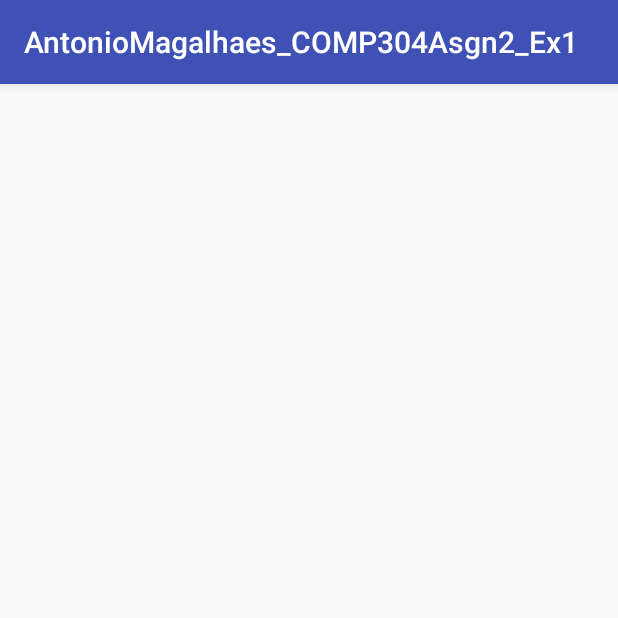
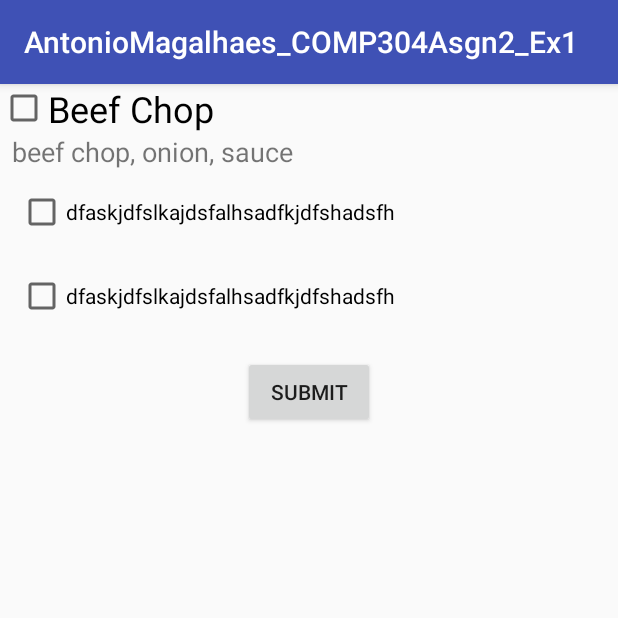
Before and after one commit to danielmagalhaesit/Comp304Lab2, an Android app: the FoodMenuActivity screen opened directly, with no data from a screen before it, on a phone screen of 412 x 824 dp, the top half of it. Run offline under Robolectric (Android 15) with nearby library versions, the phone set to English and light mode, and no system bars.

Commit message:
menu item created

```diff
--- a/app/src/main/res/layout/activity_food_menu.xml
+++ b/app/src/main/res/layout/activity_food_menu.xml
@@ -1,11 +1,57 @@
 <?xml version="1.0" encoding="utf-8"?>
-<FrameLayout xmlns:android="http://schemas.android.com/apk/res/android"
-    xmlns:app="http://schemas.android.com/apk/res-auto"
+<LinearLayout xmlns:android="http://schemas.android.com/apk/res/android"
+    android:orientation="vertical"
     xmlns:tools="http://schemas.android.com/tools"
     android:layout_width="match_parent"
     android:layout_height="match_parent"
     tools:context="com.example.a300883536.antoniomagalhaes_comp304asgn2_ex1.FoodMenuActivity">
 
+<include
+    android:id="@+id/first_item"
+    layout="@layout/menu_item"
+    />
+
+    <LinearLayout
+        android:layout_width="match_parent"
+        android:orientation="horizontal"
+        android:layout_height="wrap_content">
+        <CheckBox
+            android:layout_width="match_parent"
+            android:layout_height="wrap_content"
+            android:checked="false"
+            android:text="dfaskjdfslkajdsfalhsadfkjdfshadsfh"
+            android:layout_margin="12dp"/>
+
+        <TextView
+            android:layout_width="wrap_content"
+            android:layout_height="wrap_content" />
+
+    </LinearLayout>
+
+    <LinearLayout
+        android:layout_width="match_parent"
+        android:orientation="horizontal"
+        android:layout_height="wrap_content">
+        <CheckBox
+            android:layout_width="match_parent"
+            android:layout_height="wrap_content"
+            android:checked="false"
+            android:text="dfaskjdfslkajdsfalhsadfkjdfshadsfh"
+            android:layout_margin="12dp"/>
+
+        <TextView
+            android:layout_width="wrap_content"
+            android:layout_height="wrap_content" />
+
+    </LinearLayout>
 
 
-</FrameLayout>
+    <Button
+        android:layout_width="wrap_content"
+        android:layout_height="wrap_content"
+        android:layout_margin="12dp"
+        android:text="Submit"
+        android:layout_gravity="center"
+        />
+
+</LinearLayout>
--- /dev/null
+++ b/app/src/main/res/layout/menu_item.xml
@@ -0,0 +1,20 @@
+<?xml version="1.0" encoding="utf-8"?>
+<LinearLayout
+    xmlns:android="http://schemas.android.com/apk/res/android"
+    android:orientation="vertical"
+    android:layout_width="match_parent"
+    android:layout_height="wrap_content"
+    android:elevation="8dp">
+    <CheckBox
+        android:layout_width="match_parent"
+        android:layout_height="wrap_content"
+        android:text="@string/beef_chop"
+        android:textSize="24sp"/>
+    <TextView
+        android:paddingLeft="8dp"
+        android:layout_width="match_parent"
+        android:layout_height="wrap_content"
+        android:text="@string/beef_chop_ingredients"
+        android:textSize="18sp"/>
+
+</LinearLayout>
--- a/app/src/main/res/values/strings.xml
+++ b/app/src/main/res/values/strings.xml
@@ -53,16 +53,37 @@
 
     <string name="pork_chop">Pork Chop</string>
     <string name="pork_chop_ingredients">pork chop, onion, sauce</string>
+    <string name="chicken_chop">Chicken Chop</string>
+    <string name="chicken_chop_ingredients">chicken chop, onion, sauce</string>
+    <string name="beef_chop">Beef Chop</string>
+    <string name="beef_chop_ingredients">beef chop, onion, sauce</string>
 
+    <!--Brazilian-->
 
     <string name="mata">Mata</string>
     <string name="toro">Toro</string>
     <string name="rodeo">Rodeo</string>
     <string name="copacabana">Copacabana</string>
 
+    <string name="picanha">Picanha</string>
+    <string name="picanha_ingredients">picanha barbecue</string>
+    <string name="feijoada">Feijoada</string>
+    <string name="feijoada_ingredients">beans and pork parts</string>
+    <string name="Muqueca">Muqueca</string>
+    <string name="muqueca_ingredients">Fish, pepper souce and coconut milk</string>
+
+    <!--Mexican-->
+
     <string name="taco_bell">Taco Bell</string>
     <string name="el_passo">El Passo</string>
-    <string name="guacamole">Guacamole</string>
+    <string name="guadalarrara">Guadalarrara</string>
     <string name="pico_de_galo">Pico de Galo</string>
 
+    <string name="beef_tacos">Beef Tacos</string>
+    <string name="beef_tacos_ingredients">beef tacos, onion, tomato, guacamole</string>
+    <string name="chicken_tacos">Chicken Tacos</string>
+    <string name="chicken_tacos_ingredients">chicken tacos, onion, tomato, guacamole</string>
+    <string name="pork_tacos">Pork Tacos</string>
+    <string name="pork_tacos_ingredients">pork tacos, onion, tomato, guacamole</string>
+
 </resources>
```
